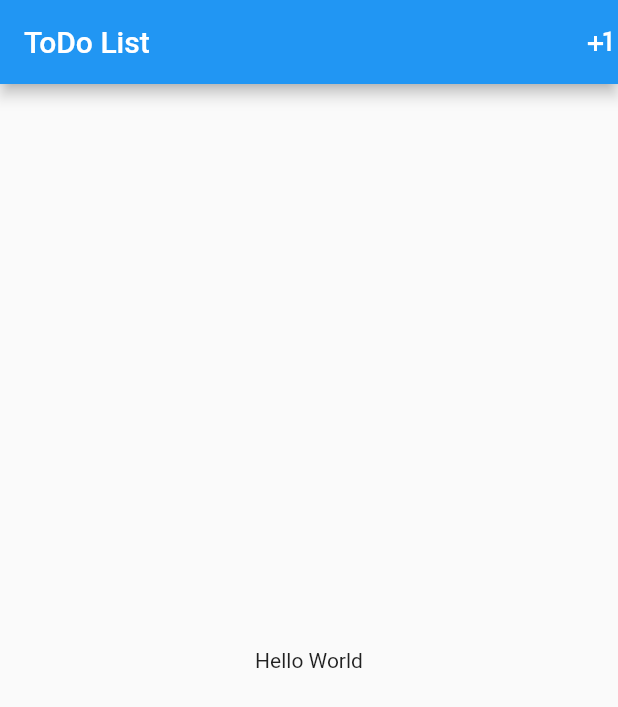
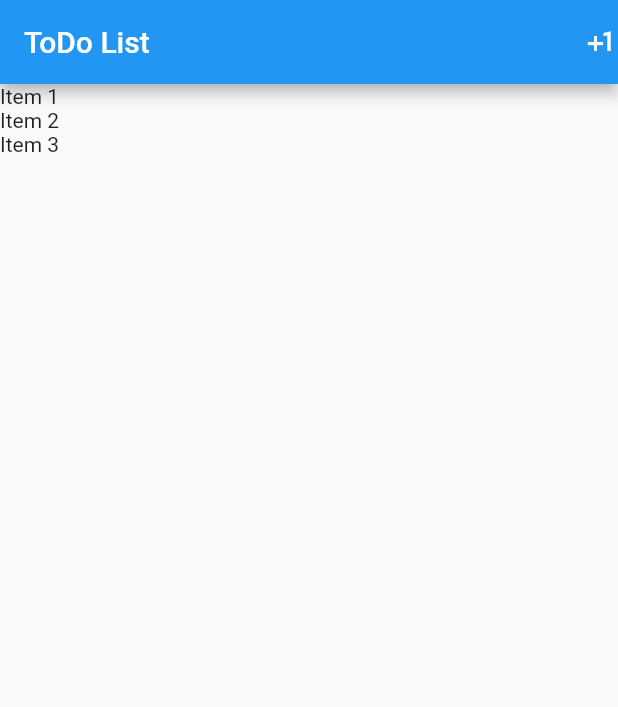
Before and after one commit to jottave/todo, a Flutter app: the screen it shows after launch, on a phone screen of 412 x 824 dp. Shown: the top 707 px of the screen. Run offline on Flutter 3.47's test engine with Material 2 defaults, Android fonts, the phone set to English and light mode, and no system bars.

Commit message:
Added list view

```diff
--- a/lib/main.dart
+++ b/lib/main.dart
@@ -1,4 +1,6 @@
 import 'package:flutter/material.dart';
+
+import 'models/item.dart';
 
 void main() => runApp(App());
 
@@ -16,7 +18,21 @@ class App extends StatelessWidget {
   }
 }
 
-class HomePage extends StatelessWidget {
+class HomePage extends StatefulWidget {
+  var items = new List<Item>();
+
+  HomePage() {
+    items = [];
+    items.add(Item(title: "Item 1", done: false));
+    items.add(Item(title: "Item 2", done: true));
+    items.add(Item(title: "Item 3", done: true));
+  }
+
+  @override
+  _HomePageState createState() => _HomePageState();
+}
+
+class _HomePageState extends State<HomePage> {
   @override
   Widget build(BuildContext context) {
     return Scaffold(
@@ -26,10 +42,11 @@ class HomePage extends StatelessWidget {
           Icon(Icons.plus_one),
         ],
       ),
-      body: Container(
-        child: Center(
-          child: Text("Hello World"),
-        ),
+      body: ListView.builder(
+        itemCount: widget.items.length,
+        itemBuilder: (BuildContext ctxt, int index){
+          return Text(widget.items[index].title);
+        },
       ),
     );
   }
```
